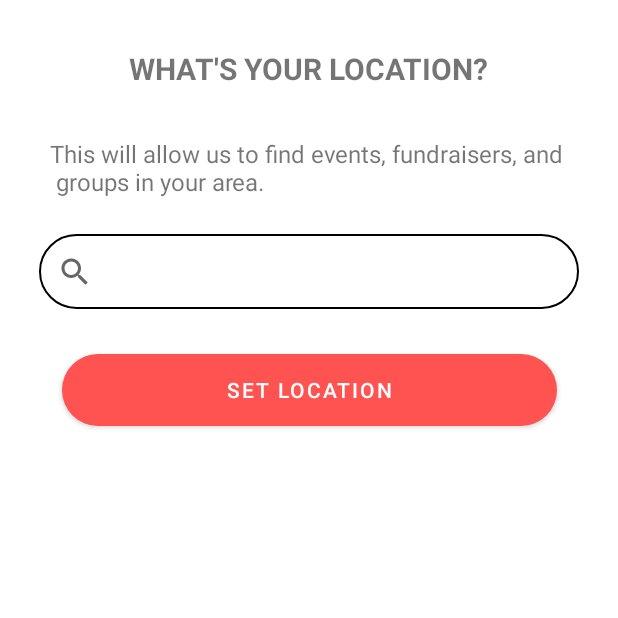
After one commit to sundbean/raise, an Android app: the RegistrationSetLocationActivity screen opened directly, with no data from a screen before it, on a phone screen of 412 x 824 dp, the top half of it. The commit adds this screen. Run offline under Robolectric (Android 15) with nearby library versions, the phone set to English and light mode, and no system bars; Roboto replaces fonts that are not available here.

Commit message:
creates set location activity layout

```diff
--- a/app/src/main/AndroidManifest.xml
+++ b/app/src/main/AndroidManifest.xml
@@ -9,7 +9,8 @@
         android:roundIcon="@mipmap/ic_launcher_round"
         android:supportsRtl="true"
         android:theme="@style/Theme.Raise">
-        <activity android:name=".RegisterAccountActivity"></activity>
+        <activity android:name=".RegistrationSetLocationActivity"></activity>
+        <activity android:name=".RegisterAccountActivity" />
         <activity android:name=".ChooseCausesActivity" />
         <activity android:name=".CreateGroupActivity" />
         <activity android:name=".CreateFundraiserActivity" />
--- /dev/null
+++ b/app/src/main/java/com/sundbean/raise/RegistrationSetLocationActivity.kt
@@ -0,0 +1,11 @@
+package com.sundbean.raise
+
+import androidx.appcompat.app.AppCompatActivity
+import android.os.Bundle
+
+class RegistrationSetLocationActivity : AppCompatActivity() {
+    override fun onCreate(savedInstanceState: Bundle?) {
+        super.onCreate(savedInstanceState)
+        setContentView(R.layout.activity_registration_set_location)
+    }
+}
--- /dev/null
+++ b/app/src/main/res/drawable/search_box_border.xml
@@ -0,0 +1,14 @@
+<?xml version="1.0" encoding="utf-8"?>
+<shape
+    xmlns:android="http://schemas.android.com/apk/res/android"
+    android:shape="rectangle">
+    <solid
+        android:color="@android:color/transparent"/>
+
+    <stroke
+        android:color="@color/black"
+        android:width="1dp"/>
+
+    <corners
+        android:radius="50dp"/>
+</shape>
--- a/app/src/main/res/layout/activity_create_event.xml
+++ b/app/src/main/res/layout/activity_create_event.xml
@@ -86,6 +86,8 @@
                     app:layout_constraintEnd_toEndOf="parent"
                     app:layout_constraintStart_toStartOf="parent"
                     app:layout_constraintTop_toTopOf="parent" />
+
+                <!-- TODO: Add hint in spinner -->
 
                 <EditText
                     android:id="@+id/etEventName"
--- a/app/src/main/res/layout/activity_register_account.xml
+++ b/app/src/main/res/layout/activity_register_account.xml
@@ -139,7 +139,7 @@
         app:layout_constraintTop_toBottomOf="@+id/etRegisterConfirmPassword" />
 
     <com.google.android.material.button.MaterialButton
-        android:id="@+id/btnCreateAccount"
+        android:id="@+id/btnSetLocation"
         android:layout_width="330dp"
         android:layout_height="60dp"
         android:layout_margin="24dp"
--- /dev/null
+++ b/app/src/main/res/layout/activity_registration_set_location.xml
@@ -0,0 +1,61 @@
+<?xml version="1.0" encoding="utf-8"?>
+<androidx.constraintlayout.widget.ConstraintLayout xmlns:android="http://schemas.android.com/apk/res/android"
+    xmlns:app="http://schemas.android.com/apk/res-auto"
+    xmlns:tools="http://schemas.android.com/tools"
+    android:layout_width="match_parent"
+    android:layout_height="match_parent"
+    tools:context=".RegistrationSetLocationActivity">
+
+    <TextView
+        android:id="@+id/tvRegisterLocationTitle"
+        android:layout_width="wrap_content"
+        android:layout_height="wrap_content"
+        android:layout_marginTop="32dp"
+        android:text="What's your location?"
+        android:textAllCaps="true"
+        android:textSize="20sp"
+        android:textStyle="bold"
+        app:layout_constraintEnd_toEndOf="parent"
+        app:layout_constraintStart_toStartOf="parent"
+        app:layout_constraintTop_toTopOf="parent" />
+
+    <TextView
+        android:id="@+id/tvLocationInfo"
+        android:layout_width="wrap_content"
+        android:layout_height="wrap_content"
+        android:layout_marginTop="32dp"
+        android:text="This will allow us to find events, fundraisers, and \n groups in your area."
+        android:textSize="16sp"
+        app:layout_constraintEnd_toEndOf="parent"
+        app:layout_constraintStart_toStartOf="parent"
+        app:layout_constraintTop_toBottomOf="@+id/tvRegisterLocationTitle" />
+
+    <SearchView
+        android:id="@+id/searchView"
+        android:layout_width="360dp"
+        android:layout_height="50dp"
+        android:layout_marginTop="24dp"
+        android:background="@drawable/search_box_border"
+        android:queryHint="Search Location"
+        app:layout_constraintEnd_toEndOf="parent"
+        app:layout_constraintStart_toStartOf="parent"
+        app:layout_constraintTop_toBottomOf="@+id/tvLocationInfo" />
+
+    <!--TODO: Enable use current location -->
+
+    <com.google.android.material.button.MaterialButton
+        android:id="@+id/btnSetLocation"
+        android:layout_width="330dp"
+        android:layout_height="60dp"
+        android:layout_margin="24dp"
+        android:layout_marginTop="24dp"
+        android:text="Set Location"
+        app:backgroundTint="@color/primary_salmon"
+        app:cornerRadius="50dp"
+        app:iconTint="@color/primary_salmon"
+        app:layout_constraintEnd_toEndOf="parent"
+        app:layout_constraintStart_toStartOf="parent"
+        app:layout_constraintTop_toBottomOf="@+id/searchView"
+        app:strokeColor="@color/primary_salmon" />
+
+</androidx.constraintlayout.widget.ConstraintLayout>
```
